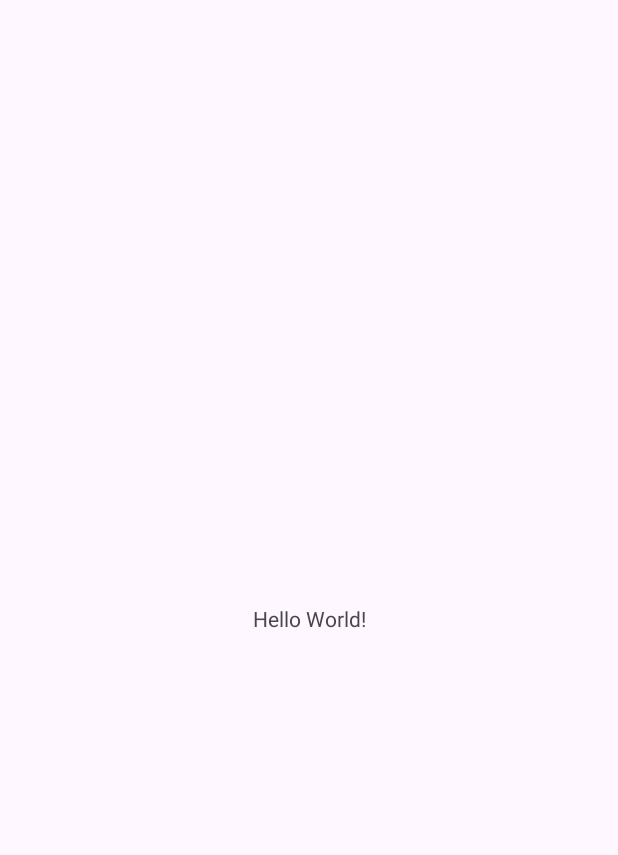
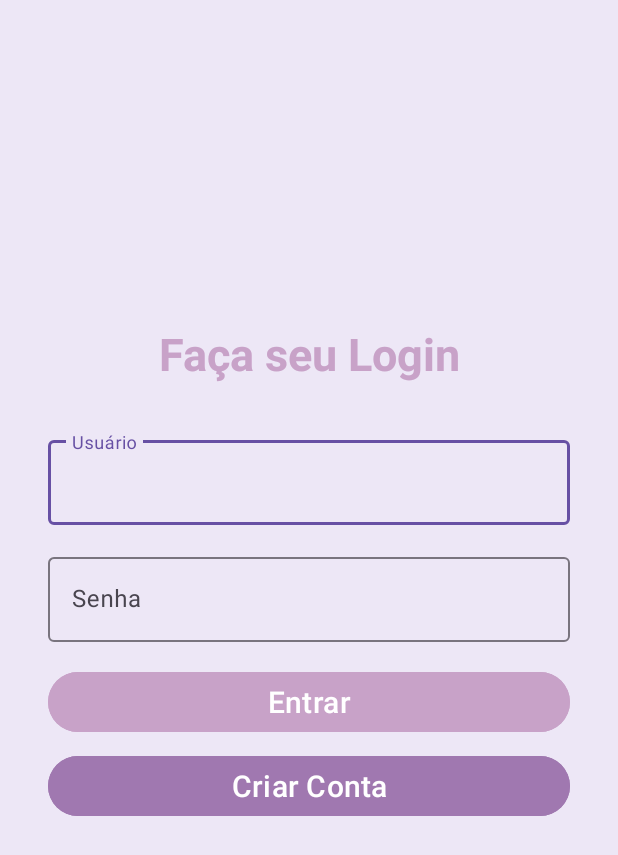
Before and after one commit to Marcela-Geremias/LoginMobile, an Android app: the screen it shows after launch (MainActivity), on a phone screen of 412 x 824 dp. Before the commit the part shown is almost empty. Shown: the top 855 px of the screen. Run offline under Robolectric (Android 15) with nearby library versions, the phone set to English and light mode, and no system bars; our stand-ins replace Firebase (no records; nobody signed in at launch, a user with empty details on screens opened directly).

```diff
--- a/app/src/main/java/com/example/loginmobile/MainActivity.kt
+++ b/app/src/main/java/com/example/loginmobile/MainActivity.kt
@@ -1,23 +1,84 @@
 package com.example.loginmobile
 
+import android.content.Intent
 import android.os.Bundle
-import androidx.activity.enableEdgeToEdge
+import android.util.Log
+import android.widget.Button
+import android.widget.EditText
+import android.widget.Toast
 import androidx.appcompat.app.AppCompatActivity
-import androidx.core.view.ViewCompat
-import androidx.core.view.WindowInsetsCompat
-import com.google.firebase.Firebase
+import com.google.firebase.auth.FirebaseAuth
 
 class MainActivity : AppCompatActivity() {
+
+    private lateinit var auth: FirebaseAuth
+
     override fun onCreate(savedInstanceState: Bundle?) {
         super.onCreate(savedInstanceState)
-        enableEdgeToEdge()
         setContentView(R.layout.activity_main)
-        ViewCompat.setOnApplyWindowInsetsListener(findViewById(R.id.main)) { v, insets ->
-            val systemBars = insets.getInsets(WindowInsetsCompat.Type.systemBars())
-            v.setPadding(systemBars.left, systemBars.top, systemBars.right, systemBars.bottom)
-            insets
+
+        // Inicializa o FirebaseAuth
+        auth = FirebaseAuth.getInstance()
+
+        // Referenciando os elementos do layout
+        val emailInput = findViewById<EditText>(R.id.username) // ID do campo de e-mail
+        val passwordInput = findViewById<EditText>(R.id.password) // ID do campo de senha
+        val loginButton = findViewById<Button>(R.id.login_button) // ID do botão de login
+        val createAccountButton = findViewById<Button>(R.id.create_account_button) // ID do botão de criar conta
+
+        // Configura o botão de login
+        loginButton.setOnClickListener {
+            val email = emailInput.text.toString().trim()
+            val password = passwordInput.text.toString().trim()
+
+            if (email.isEmpty() || password.isEmpty()) {
+                Toast.makeText(this, "Preencha todos os campos", Toast.LENGTH_SHORT).show()
+            } else {
+                signInWithEmailAndPassword(email, password)
+            }
         }
 
-        Firebase
+        // Configura o botão de criar conta
+        createAccountButton.setOnClickListener {
+            val email = emailInput.text.toString().trim()
+            val password = passwordInput.text.toString().trim()
+
+            if (email.isEmpty() || password.isEmpty()) {
+                Toast.makeText(this, "Preencha todos os campos", Toast.LENGTH_SHORT).show()
+            } else {
+                createUserWithEmailAndPassword(email, password)
+            }
+        }
+    }
+
+    private fun createUserWithEmailAndPassword(email: String, password: String) {
+        auth.createUserWithEmailAndPassword(email, password)
+            .addOnCompleteListener { task ->
+                if (task.isSuccessful) {
+                    Log.d(TAG, "createUserWithEmailAndPassword: Success")
+                    Toast.makeText(this, "Registro bem-sucedido!", Toast.LENGTH_SHORT).show()
+                } else {
+                    Log.w(TAG, "createUserWithEmailAndPassword: Failure", task.exception)
+                    Toast.makeText(this, "Erro ao registrar: ${task.exception?.message}", Toast.LENGTH_SHORT).show()
+                }
+            }
+    }
+
+    private fun signInWithEmailAndPassword(email: String, password: String) {
+        auth.signInWithEmailAndPassword(email, password)
+            .addOnCompleteListener { task ->
+                if (task.isSuccessful) {
+                    Log.d(TAG, "signInWithEmailAndPassword: Success")
+                    Toast.makeText(this, "Login bem-sucedido!", Toast.LENGTH_SHORT).show()
+                    // Ir para a próxima tela (adicione a lógica da próxima tela aqui)
+                } else {
+                    Log.w(TAG, "signInWithEmailAndPassword: Failure", task.exception)
+                    Toast.makeText(this, "Erro ao logar: ${task.exception?.message}", Toast.LENGTH_SHORT).show()
+                }
+            }
+    }
+
+    companion object {
+        private const val TAG = "EmailAndPassword"
     }
 }
--- a/app/src/main/res/layout/activity_main.xml
+++ b/app/src/main/res/layout/activity_main.xml
@@ -1,19 +1,86 @@
 <?xml version="1.0" encoding="utf-8"?>
-<androidx.constraintlayout.widget.ConstraintLayout xmlns:android="http://schemas.android.com/apk/res/android"
+<androidx.constraintlayout.widget.ConstraintLayout
+    xmlns:android="http://schemas.android.com/apk/res/android"
     xmlns:app="http://schemas.android.com/apk/res-auto"
     xmlns:tools="http://schemas.android.com/tools"
-    android:id="@+id/main"
     android:layout_width="match_parent"
     android:layout_height="match_parent"
+    android:background="#EDE7F6"
     tools:context=".MainActivity">
 
     <TextView
-        android:layout_width="wrap_content"
+        android:id="@+id/title"
+        android:layout_width="0dp"
         android:layout_height="wrap_content"
-        android:text="Hello World!"
-        app:layout_constraintBottom_toBottomOf="parent"
-        app:layout_constraintEnd_toEndOf="parent"
+        android:text="Faça seu Login"
+        android:textSize="30sp"
+        android:textColor="#C8A2C8"
+        android:gravity="center"
+        android:textStyle="bold"
+        android:layout_marginTop="215dp"
+        app:layout_constraintTop_toTopOf="parent"
         app:layout_constraintStart_toStartOf="parent"
-        app:layout_constraintTop_toTopOf="parent" />
+        app:layout_constraintEnd_toEndOf="parent" />
 
+    <!-- GridLayout para campos de usuário e senha -->
+    <GridLayout
+        android:id="@+id/gridLayout"
+        android:layout_width="0dp"
+        android:layout_height="wrap_content"
+        android:columnCount="1"
+        android:rowCount="4"
+        android:layout_margin="32dp"
+        app:layout_constraintTop_toBottomOf="@id/title"
+        app:layout_constraintStart_toStartOf="parent"
+        app:layout_constraintEnd_toEndOf="parent">
+
+        <!-- Campo Usuário -->
+        <com.google.android.material.textfield.TextInputLayout
+            android:layout_width="match_parent"
+            android:layout_height="wrap_content"
+            android:layout_marginBottom="16dp"
+            android:hint="Usuário">
+
+            <com.google.android.material.textfield.TextInputEditText
+                android:id="@+id/username"
+                android:layout_width="match_parent"
+                android:layout_height="wrap_content"
+                android:inputType="textPersonName" />
+        </com.google.android.material.textfield.TextInputLayout>
+
+        <!-- Campo Senha -->
+        <com.google.android.material.textfield.TextInputLayout
+            android:layout_width="match_parent"
+            android:layout_height="wrap_content"
+            android:layout_marginBottom="16dp"
+            android:hint="Senha">
+
+            <com.google.android.material.textfield.TextInputEditText
+                android:id="@+id/password"
+                android:layout_width="match_parent"
+                android:layout_height="wrap_content"
+                android:inputType="textPassword" />
+        </com.google.android.material.textfield.TextInputLayout>
+
+        <!-- Botão Login -->
+        <Button
+            android:id="@+id/login_button"
+            android:layout_width="match_parent"
+            android:layout_height="wrap_content"
+            android:text="Entrar"
+            android:textColor="#FFFFFF"
+            android:textSize="20sp"
+            android:backgroundTint="#C8A2C8" />
+
+        <!-- Botão Criar Conta -->
+        <Button
+            android:id="@+id/create_account_button"
+            android:layout_width="match_parent"
+            android:layout_height="wrap_content"
+            android:text="Criar Conta"
+            android:textColor="#FFFFFF"
+            android:textSize="20sp"
+            android:backgroundTint="#A078B0"
+            android:layout_marginTop="8dp" />
+    </GridLayout>
 </androidx.constraintlayout.widget.ConstraintLayout>
```
Also changed, not shown: app/build.gradle.kts (+21 -14 lines), build.gradle.kts (+4 -4 lines), gradle/wrapper/gradle-wrapper.properties, 3 other files.
